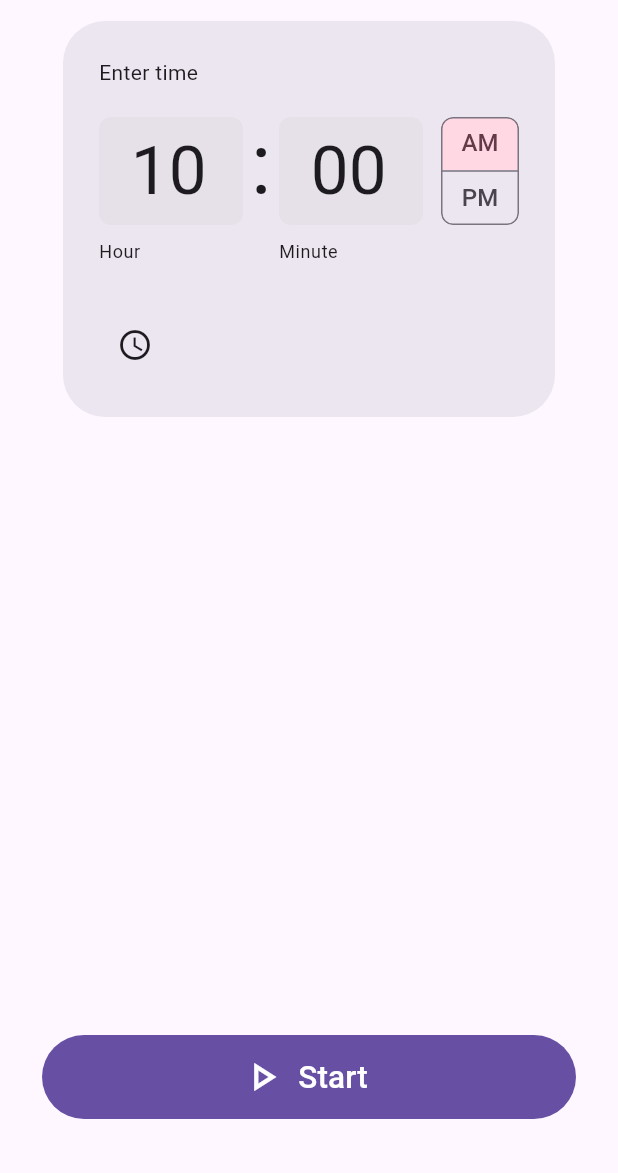
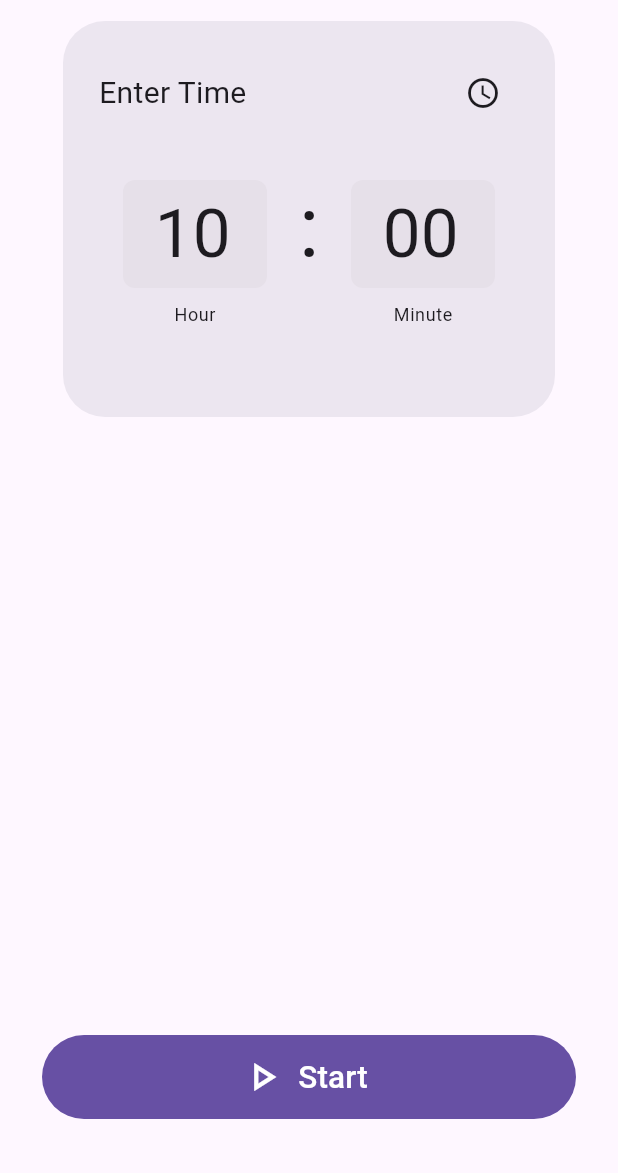
Before and after one commit to crystalarcus/Refocs, a Flutter app: the screen it shows after launch, after a tap on the "keyboard" icon, on a phone screen of 412 x 824 dp, the part 63-1236 px from its top. Run offline on Flutter 3.47's test engine with Material 3 defaults, Android fonts, the phone set to English and light mode, and no system bars.

Commit message:
Fixed clock issues

```diff
--- a/lib/main.dart
+++ b/lib/main.dart
@@ -63,11 +63,14 @@ class HomeScreen extends StatelessWidget {
       ),
       body: Column(
         children: [
-          TimePickerWidget(
-            initialTime: TimeOfDay.fromDateTime(
-              DateTime(2025, 1, 1, 10, 0, 0, 0, 0),
+          Center(
+            child: TimePickerWidget(
+              initialTime: TimeOfDay.fromDateTime(
+                DateTime(2025, 1, 1, 10, 0, 0, 0, 0),
+              ),
             ),
           ),
+
           Spacer(),
           SizedBox(
             height: 56,
--- a/lib/settings_screen.dart
+++ b/lib/settings_screen.dart
@@ -37,7 +37,7 @@ class _SettingsScreenState extends State<SettingsScreen> {
           (context) => Dialog(
             child: ConstrainedBox(
               constraints: BoxConstraints(
-                maxHeight: MediaQuery.of(context).size.height - 300,
+                maxHeight: MediaQuery.of(context).size.height * 3 / 4,
                 maxWidth: MediaQuery.of(context).size.width - 86,
               ),
               child: Column(
--- a/lib/widgets/time_picker.dart
+++ b/lib/widgets/time_picker.dart
@@ -226,9 +226,7 @@ class _TimePickerModel extends InheritedModel<_TimePickerAspect> {
 }
 
 class _TimePickerHeader extends StatelessWidget {
-  const _TimePickerHeader({required this.helpText});
-
-  final String helpText;
+  const _TimePickerHeader();
 
   @override
   Widget build(BuildContext context) {
@@ -241,21 +239,7 @@ class _TimePickerHeader extends StatelessWidget {
     final _HourDialType hourDialType = _TimePickerModel.hourDialTypeOf(context);
     switch (_TimePickerModel.orientationOf(context)) {
       case Orientation.portrait:
-        return Column(
-          crossAxisAlignment: CrossAxisAlignment.start,
-          children: <Widget>[
-            Padding(
-              padding: EdgeInsetsDirectional.only(
-                bottom: _TimePickerModel.useMaterial3Of(context) ? 20 : 24,
-              ),
-              child: Text(
-                helpText,
-                style:
-                    _TimePickerModel.themeOf(context).helpTextStyle ??
-                    _TimePickerModel.defaultThemeOf(context).helpTextStyle,
-              ),
-            ),
-            Row(
+        return Row(
           children: <Widget>[
             if (hourDialType == _HourDialType.twelveHour &&
                 timeOfDayFormat == TimeOfDayFormat.a_space_h_colon_mm)
@@ -271,28 +255,12 @@ class _TimePickerHeader extends StatelessWidget {
                 ],
               ),
             ),
-                if (hourDialType == _HourDialType.twelveHour &&
-                    timeOfDayFormat !=
-                        TimeOfDayFormat.a_space_h_colon_mm) ...<Widget>[
-                  const SizedBox(width: 12),
-                  const _DayPeriodControl(),
-                ],
-              ],
-            ),
           ],
         );
       case Orientation.landscape:
         return SizedBox(
           width: _kTimePickerHeaderLandscapeWidth,
-          child: Stack(
-            children: <Widget>[
-              Text(
-                helpText,
-                style:
-                    _TimePickerModel.themeOf(context).helpTextStyle ??
-                    _TimePickerModel.defaultThemeOf(context).helpTextStyle,
-              ),
-              Column(
+          child: Column(
             mainAxisAlignment: MainAxisAlignment.center,
             crossAxisAlignment: CrossAxisAlignment.start,
             children: <Widget>[
@@ -308,17 +276,10 @@ class _TimePickerHeader extends StatelessWidget {
                   textDirection: TextDirection.ltr,
                   children: <Widget>[
                     const Expanded(child: _HourControl()),
-                        _TimeSelectorSeparator(
-                          timeOfDayFormat: timeOfDayFormat,
-                        ),
+                    _TimeSelectorSeparator(timeOfDayFormat: timeOfDayFormat),
                     const Expanded(child: _MinuteControl()),
                   ],
                 ),
-                  ),
-                  if (hourDialType == _HourDialType.twelveHour &&
-                      timeOfDayFormat != TimeOfDayFormat.a_space_h_colon_mm)
-                    const _DayPeriodControl(),
-                ],
               ),
             ],
           ),
@@ -2037,30 +1998,9 @@ class _TimePickerInputState extends State<_TimePickerInput>
       child: Column(
         crossAxisAlignment: CrossAxisAlignment.start,
         children: <Widget>[
-          Padding(
-            padding: EdgeInsetsDirectional.only(
-              bottom: _TimePickerModel.useMaterial3Of(context) ? 20 : 24,
-            ),
-            child: Text(
-              widget.helpText,
-              style:
-                  _TimePickerModel.themeOf(context).helpTextStyle ??
-                  _TimePickerModel.defaultThemeOf(context).helpTextStyle,
-            ),
-          ),
           Row(
             crossAxisAlignment: CrossAxisAlignment.start,
             children: <Widget>[
-              if (!use24HourDials &&
-                  timeOfDayFormat ==
-                      TimeOfDayFormat.a_space_h_colon_mm) ...<Widget>[
-                Padding(
-                  padding: const EdgeInsetsDirectional.only(end: 12),
-                  child: _DayPeriodControl(
-                    onPeriodChanged: _handleDayPeriodChanged,
-                  ),
-                ),
-              ],
               Expanded(
                 child: Row(
                   crossAxisAlignment: CrossAxisAlignment.start,
@@ -2069,7 +2009,7 @@ class _TimePickerInputState extends State<_TimePickerInput>
                   children: <Widget>[
                     Expanded(
                       child: Column(
-                        crossAxisAlignment: CrossAxisAlignment.start,
+                        crossAxisAlignment: CrossAxisAlignment.center,
                         children: <Widget>[
                           Padding(
                             padding: const EdgeInsets.only(bottom: 10),
@@ -2103,7 +2043,7 @@ class _TimePickerInputState extends State<_TimePickerInput>
                     _TimeSelectorSeparator(timeOfDayFormat: timeOfDayFormat),
                     Expanded(
                       child: Column(
-                        crossAxisAlignment: CrossAxisAlignment.start,
+                        crossAxisAlignment: CrossAxisAlignment.center,
                         children: <Widget>[
                           Padding(
                             padding: const EdgeInsets.only(bottom: 10),
@@ -2136,16 +2076,6 @@ class _TimePickerInputState extends State<_TimePickerInput>
                   ],
                 ),
               ),
-              if (!use24HourDials &&
-                  timeOfDayFormat !=
-                      TimeOfDayFormat.a_space_h_colon_mm) ...<Widget>[
-                Padding(
-                  padding: const EdgeInsetsDirectional.only(start: 12),
-                  child: _DayPeriodControl(
-                    onPeriodChanged: _handleDayPeriodChanged,
-                  ),
-                ),
-              ],
             ],
           ),
           if (hourHasError.value || minuteHasError.value)
@@ -2769,6 +2699,8 @@ class _TimePickerWidgetState extends State<TimePickerWidget>
       padding: EdgeInsetsDirectional.only(start: theme.useMaterial3 ? 0 : 4),
       child: Row(
         children: <Widget>[
+          Text("Enter Time", style: TextStyle(fontSize: 20)),
+          Spacer(),
           if (_entryMode.value == TimePickerEntryMode.dial ||
               _entryMode.value == TimePickerEntryMode.input)
             IconButton(
@@ -2851,10 +2783,12 @@ class _TimePickerWidgetState extends State<TimePickerWidget>
                   child: Column(
                     crossAxisAlignment: CrossAxisAlignment.start,
                     children: <Widget>[
+                      actions,
                       Expanded(
                         child: Form(
                           key: _formKey,
                           autovalidateMode: _autovalidateMode.value,
+                          child: Center(
                             child: _TimePicker(
                               time: widget.initialTime,
                               onTimeChanged: _handleTimeChanged,
@@ -2875,7 +2809,7 @@ class _TimePickerWidgetState extends State<TimePickerWidget>
                             ),
                           ),
                         ),
-                      actions,
+                      ),
                     ],
                   ),
                 ),
@@ -3189,17 +3123,10 @@ class _TimePickerState extends State<_TimePicker> with RestorationMixin {
       HourFormat.h => _HourDialType.twelveHour,
     };
 
-    final String helpText;
     final Widget picker;
     switch (widget.entryMode) {
       case TimePickerEntryMode.dial:
       case TimePickerEntryMode.dialOnly:
-        helpText =
-            widget.helpText ??
-            (theme.useMaterial3
-                ? localizations.timePickerDialHelpText
-                : localizations.timePickerDialHelpText.toUpperCase());
-
         final EdgeInsetsGeometry dialPadding = switch (orientation) {
           Orientation.portrait => const EdgeInsets.only(
             left: 12,
@@ -3233,25 +3160,14 @@ class _TimePickerState extends State<_TimePicker> with RestorationMixin {
               mainAxisSize: MainAxisSize.min,
               crossAxisAlignment: CrossAxisAlignment.stretch,
               children: <Widget>[
-                Padding(
-                  padding: EdgeInsets.symmetric(
-                    horizontal: theme.useMaterial3 ? 0 : 16,
-                  ),
-                  child: _TimePickerHeader(helpText: helpText),
-                ),
+                _TimePickerHeader(),
+
                 Expanded(
                   child: Column(
                     mainAxisSize: MainAxisSize.min,
                     children: <Widget>[
                       // Dial grows and shrinks with the available space.
-                      Expanded(
-                        child: Padding(
-                          padding: EdgeInsets.symmetric(
-                            horizontal: theme.useMaterial3 ? 0 : 16,
-                          ),
-                          child: dial,
-                        ),
-                      ),
+                      Expanded(child: dial),
                     ],
                   ),
                 ),
@@ -3268,7 +3184,7 @@ class _TimePickerState extends State<_TimePicker> with RestorationMixin {
                     child: Row(
                       crossAxisAlignment: CrossAxisAlignment.stretch,
                       children: <Widget>[
-                        _TimePickerHeader(helpText: helpText),
+                        _TimePickerHeader(),
                         Expanded(child: dial),
                       ],
                     ),
--- a/pubspec.yaml
+++ b/pubspec.yaml
@@ -35,6 +35,7 @@ dependencies:
   # Use with the CupertinoIcons class for iOS style icons.
   cupertino_icons: ^1.0.8
   flutter_launcher_icons: ^0.14.3
+  rename_app: ^1.6.3
 
 dev_dependencies:
   flutter_test:
```
Also changed, not shown: pubspec.lock, 4 other files. Lines whose indentation alone changed are shown as unchanged.
